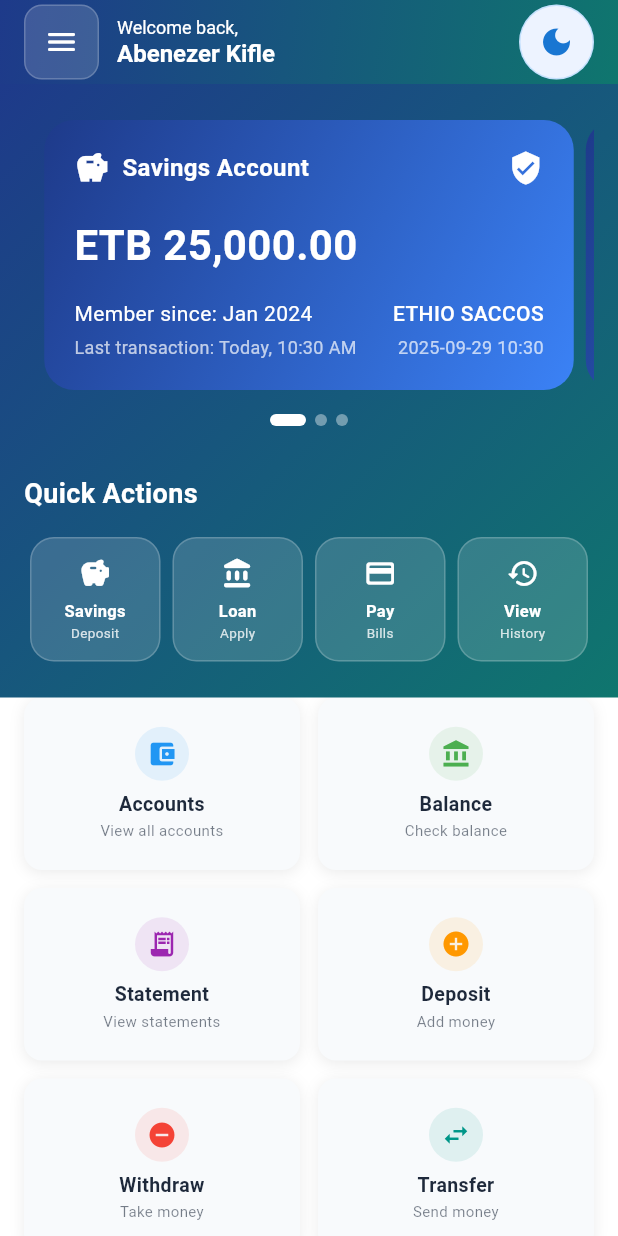
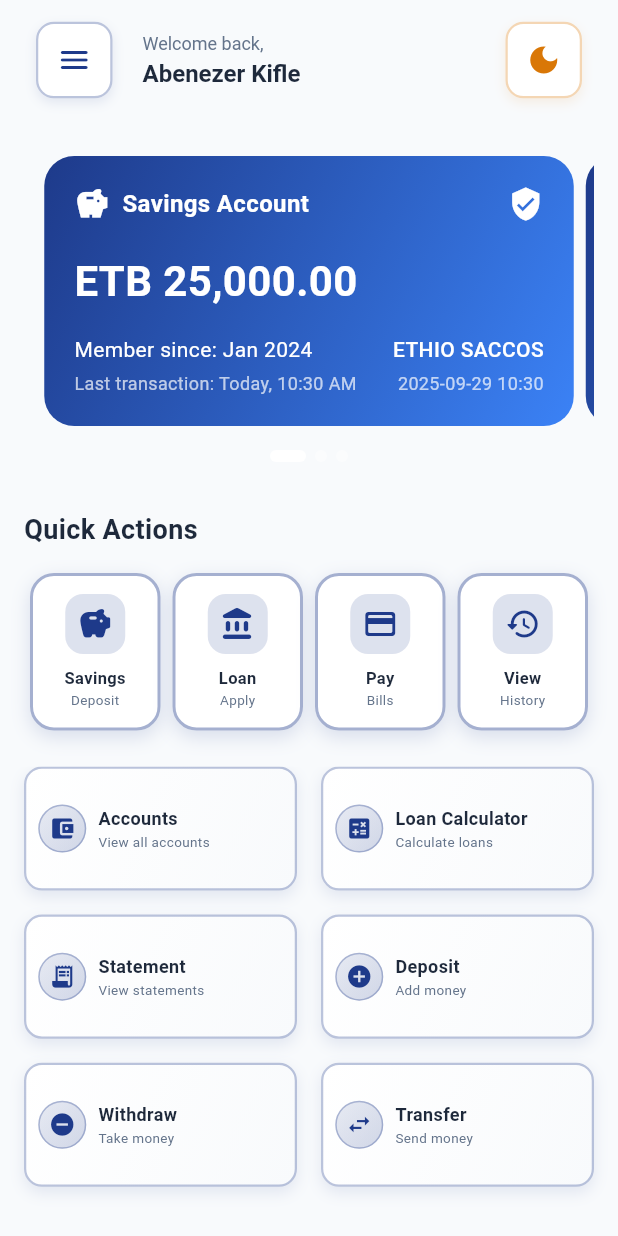
Before and after one commit to abenooo/ethio_saccos, a Flutter app: the HomeScreen screen opened directly, on a phone screen of 412 x 824 dp. Run offline on Flutter 3.47's test engine with Material 3 defaults, Android fonts, the phone set to English and light mode, and no system bars; our stand-ins replace curved_navigation_bar, shared_preferences; accounts and stored records are empty.

Commit message:
Add saving and loan screens in Shortcuts in home screen

```diff
--- a/lib/features/home/screens/home_screen.dart
+++ b/lib/features/home/screens/home_screen.dart
@@ -5,6 +5,10 @@ import '../../../core/providers/theme_provider.dart';
 import '../../../core/widgets/app_drawer.dart';
 import '../../../core/widgets/bottom_nav_bar.dart';
 import '../../../core/widgets/card_carousel.dart';
+import '../../savings/screens/savings_list_screen.dart';
+import '../../loans/screens/loans_list_screen.dart';
+import '../../loans/screens/loan_calculator_screen.dart';
+import 'transaction_details_screen.dart';
 
 class HomeScreen extends StatelessWidget {
   final bool showBottomNav;
@@ -16,9 +20,10 @@ class HomeScreen extends StatelessWidget {
     final cs = Theme.of(context).colorScheme;
     final gradients = Theme.of(context).extension<AppGradients>()!;
     final isDark = Theme.of(context).brightness == Brightness.dark;
+    final palette = Theme.of(context).extension<AppPalette>()!;
 
     return Scaffold(
-      backgroundColor: cs.background,
+      backgroundColor: cs.surface,
       drawer: const AppDrawer(),
       body: CustomScrollView(
         slivers: [
@@ -29,22 +34,32 @@ class HomeScreen extends StatelessWidget {
             elevation: 0,
             backgroundColor: Colors.transparent,
             automaticallyImplyLeading: false,
-            title: Row(
+            toolbarHeight: 80,
+            title: Padding(
+              padding: const EdgeInsets.symmetric(horizontal: 8, vertical: 16),
+              child: Row(
                 children: [
                   Container(
                     decoration: BoxDecoration(
-                    color: Colors.white.withOpacity(0.15),
+                      color: palette.cardBg,
                       borderRadius: BorderRadius.circular(12),
                       border: Border.all(
-                      color: Colors.white.withOpacity(0.2),
-                      width: 1,
+                        color: const Color(0xFF1E3A8A).withOpacity(0.3), // Primary blue border
+                        width: 1.5,
                       ),
+                      boxShadow: [
+                        BoxShadow(
+                          color: const Color(0xFF1E3A8A).withOpacity(0.1),
+                          blurRadius: 6,
+                          offset: const Offset(0, 3),
+                        ),
+                      ],
                     ),
                     child: Builder(
                       builder: (context) => IconButton(
                         icon: const Icon(
                           Icons.menu_rounded,
-                        color: Colors.white,
+                          color: Color(0xFF1E3A8A), // Primary blue icon
                           size: 24,
                         ),
                         onPressed: () {
@@ -53,8 +68,10 @@ class HomeScreen extends StatelessWidget {
                       ),
                     ),
                   ),
-                const SizedBox(width: 12),
-                const Expanded(
+                  const SizedBox(width: 20),
+                  Expanded(
+                    child: Padding(
+                      padding: const EdgeInsets.symmetric(vertical: 4),
                       child: Column(
                         crossAxisAlignment: CrossAxisAlignment.start,
                         mainAxisSize: MainAxisSize.min,
@@ -62,15 +79,16 @@ class HomeScreen extends StatelessWidget {
                           Text(
                             'Welcome back,',
                             style: TextStyle(
-                          color: Colors.white,
+                              color: palette.textSecondary,
                               fontSize: 12,
                               fontWeight: FontWeight.w400,
                             ),
                           ),
+                          const SizedBox(height: 2),
                           Text(
                             'Abenezer Kifle',
                             style: TextStyle(
-                          color: Colors.white,
+                              color: palette.textPrimary,
                               fontSize: 16,
                               fontWeight: FontWeight.w600,
                             ),
@@ -78,20 +96,28 @@ class HomeScreen extends StatelessWidget {
                         ],
                       ),
                     ),
+                  ),
+                  const SizedBox(width: 20),
                   Container(
                     decoration: BoxDecoration(
-                    color: isDark
-                        ? Colors.white.withOpacity(0.1)
-                        : const Color(0xFFEDF3FF),
-                    shape: BoxShape.circle,
-                    border: isDark
-                        ? null
-                        : Border.all(color: Colors.blue.withOpacity(0.2)),
+                      color: palette.cardBg,
+                      borderRadius: BorderRadius.circular(12),
+                      border: Border.all(
+                        color: const Color(0xFFD97706).withOpacity(0.3), // Accent gold border
+                        width: 1.5,
+                      ),
+                      boxShadow: [
+                        BoxShadow(
+                          color: const Color(0xFFD97706).withOpacity(0.1),
+                          blurRadius: 6,
+                          offset: const Offset(0, 3),
+                        ),
+                      ],
                     ),
                     child: IconButton(
                       icon: Icon(
                         isDark ? Icons.light_mode : Icons.dark_mode,
-                      color: isDark ? Colors.white : Colors.blue[700],
+                        color: const Color(0xFFD97706), // Accent gold icon
                         size: 24,
                       ),
                       onPressed: () {
@@ -101,32 +127,37 @@ class HomeScreen extends StatelessWidget {
                   ),
                 ],
               ),
+            ),
             flexibleSpace: Container(
-              decoration: BoxDecoration(gradient: gradients.headerGradient),
+              decoration: BoxDecoration(
+                color: palette.sectionBg,
+              ),
             ),
           ),
 
           // Scrollable Content
           SliverToBoxAdapter(
             child: Container(
-              decoration: BoxDecoration(gradient: gradients.headerGradient),
-              padding: const EdgeInsets.fromLTRB(16, 0, 16, 24),
+              decoration: BoxDecoration(
+                color: palette.sectionBg,
+              ),
+              padding: const EdgeInsets.fromLTRB(16, 16, 16, 24),
               child: Column(
                 crossAxisAlignment: CrossAxisAlignment.start,
                 children: [
-                  const SizedBox(height: 24),
+                  const SizedBox(height: 8),
                   CardCarousel(
                     isDark: isDark,
                     cardGradient: gradients.cardGradient,
                   ),
                   const SizedBox(height: 32),
                   // Quick Actions Label
-                  const Padding(
-                    padding: EdgeInsets.only(bottom: 16),
+                  Padding(
+                    padding: const EdgeInsets.only(bottom: 16),
                     child: Text(
                       'Quick Actions',
                       style: TextStyle(
-                        color: Colors.white,
+                        color: palette.textPrimary,
                         fontSize: 18,
                         fontWeight: FontWeight.w600,
                       ),
@@ -158,33 +189,6 @@ class HomeScreen extends StatelessWidget {
   }
 }
 
-class _Header extends StatelessWidget {
-  @override
-  Widget build(BuildContext context) {
-    return Column(
-      crossAxisAlignment: CrossAxisAlignment.start,
-      children: [
-        const Text(
-          'Welcome back,',
-          style: TextStyle(
-            color: Colors.white,
-            fontSize: 14,
-            fontWeight: FontWeight.w400,
-          ),
-        ),
-        const SizedBox(height: 4),
-        const Text(
-          'Abenezer Kifle',
-          style: TextStyle(
-            color: Colors.white,
-            fontSize: 24,
-            fontWeight: FontWeight.w600,
-          ),
-        ),
-      ],
-    );
-  }
-}
 
 
 class _QuickActions extends StatelessWidget {
@@ -192,32 +196,50 @@ class _QuickActions extends StatelessWidget {
 
   const _QuickActions({required this.isDark});
 
-  Widget _item(IconData icon, String label, String subtitle) {
+  Widget _item(BuildContext context, IconData icon, String label, String subtitle, VoidCallback? onTap, Color accentColor) {
+    final palette = Theme.of(context).extension<AppPalette>()!;
     return Expanded(
+      child: InkWell(
+        onTap: onTap,
+        borderRadius: BorderRadius.circular(16),
         child: Container(
           margin: const EdgeInsets.symmetric(horizontal: 4),
           padding: const EdgeInsets.symmetric(vertical: 12, horizontal: 8),
           decoration: BoxDecoration(
-          color: Colors.white.withOpacity(0.15),
+            color: palette.cardBg,
             borderRadius: BorderRadius.circular(16),
             border: Border.all(
-            color: Colors.white.withOpacity(0.2),
-            width: 1,
+              color: accentColor.withOpacity(0.4),
+              width: 2,
             ),
+            boxShadow: [
+              BoxShadow(
+                color: accentColor.withOpacity(0.15),
+                blurRadius: 10,
+                offset: const Offset(0, 4),
+              ),
+            ],
           ),
           child: Column(
             mainAxisSize: MainAxisSize.min,
             children: [
-            Icon(
+              Container(
+                padding: const EdgeInsets.all(8),
+                decoration: BoxDecoration(
+                  color: accentColor.withOpacity(0.15),
+                  borderRadius: BorderRadius.circular(12),
+                ),
+                child: Icon(
                   icon,
-              color: Colors.white,
-              size: 22,
+                  color: accentColor,
+                  size: 24,
                 ),
-            const SizedBox(height: 6),
+              ),
+              const SizedBox(height: 8),
               Text(
                 label,
-              style: const TextStyle(
-                color: Colors.white,
+                style: TextStyle(
+                  color: palette.textPrimary,
                   fontSize: 11,
                   fontWeight: FontWeight.w600,
                 ),
@@ -226,7 +248,7 @@ class _QuickActions extends StatelessWidget {
               Text(
                 subtitle,
                 style: TextStyle(
-                color: Colors.white.withOpacity(0.8),
+                  color: palette.textSecondary,
                   fontSize: 9,
                   fontWeight: FontWeight.w400,
                 ),
@@ -235,17 +257,43 @@ class _QuickActions extends StatelessWidget {
             ],
           ),
         ),
+      ),
     );
   }
 
   @override
   Widget build(BuildContext context) {
+    // Single consistent brand color for all quick actions
+    const brandColor = Color(0xFF1E3A8A); // Primary blue for all
+
     return Row(
       children: [
-        _item(Icons.savings_rounded, 'Savings', 'Deposit'),
-        _item(Icons.account_balance_rounded, 'Loan', 'Apply'),
-        _item(Icons.payment_rounded, 'Pay', 'Bills'),
-        _item(Icons.history_rounded, 'View', 'History'),
+        _item(context, Icons.savings_rounded, 'Savings', 'Deposit', () {
+          Navigator.of(context).push(
+            MaterialPageRoute(
+              builder: (context) => const SavingsListScreen(),
+            ),
+          );
+        }, brandColor),
+        _item(context, Icons.account_balance_rounded, 'Loan', 'Apply', () {
+          Navigator.of(context).push(
+            MaterialPageRoute(
+              builder: (context) => const LoansListScreen(),
+            ),
+          );
+        }, brandColor),
+        _item(context, Icons.payment_rounded, 'Pay', 'Bills', () {
+          // TODO: Navigate to payment screen
+        }, brandColor),
+        _item(context, Icons.history_rounded, 'View', 'History', () {
+          Navigator.of(context).push(
+            MaterialPageRoute(
+              builder: (context) => const TransactionDetailsScreen(
+                title: 'Transaction History',
+              ),
+            ),
+          );
+        }, brandColor),
       ],
     );
   }
@@ -269,51 +317,59 @@ class _AccountMenuSection extends StatelessWidget {
             crossAxisCount: 2,
             shrinkWrap: true,
             physics: const NeverScrollableScrollPhysics(),
-            crossAxisSpacing: 12,
-            mainAxisSpacing: 12,
-            childAspectRatio: 1.6,
+            crossAxisSpacing: 16,
+            mainAxisSpacing: 16,
+            childAspectRatio: 2.2,
             children: [
             _buildQuickAccessCard(
               context,
               icon: Icons.account_balance_wallet,
               title: 'Accounts',
               subtitle: 'View all accounts',
-                color: Colors.blue,
+              accentColor: const Color(0xFF1E3A8A), // Primary blue
             ),
             _buildQuickAccessCard(
               context,
-                icon: Icons.account_balance,
-                title: 'Balance',
-                subtitle: 'Check balance',
-                color: Colors.green,
+              icon: Icons.calculate,
+              title: 'Loan Calculator',
+              subtitle: 'Calculate loans',
+              accentColor: const Color(0xFF1E3A8A), // Primary blue
+              onTap: () {
+                Navigator.push(
+                  context,
+                  MaterialPageRoute(
+                    builder: (context) => const LoanCalculatorScreen(),
+                  ),
+                );
+              },
             ),
             _buildQuickAccessCard(
               context,
               icon: Icons.receipt_long,
               title: 'Statement',
               subtitle: 'View statements',
-                color: Colors.purple,
+              accentColor: const Color(0xFF1E3A8A), // Primary blue
             ),
             _buildQuickAccessCard(
               context,
               icon: Icons.add_circle,
               title: 'Deposit',
               subtitle: 'Add money',
-                color: Colors.orange,
+              accentColor: const Color(0xFF1E3A8A), // Primary blue
             ),
             _buildQuickAccessCard(
               context,
               icon: Icons.remove_circle,
               title: 'Withdraw',
               subtitle: 'Take money',
-                color: Colors.red,
+              accentColor: const Color(0xFF1E3A8A), // Primary blue
             ),
             _buildQuickAccessCard(
               context,
               icon: Icons.swap_horiz,
               title: 'Transfer',
               subtitle: 'Send money',
-                color: Colors.teal,
+              accentColor: const Color(0xFF1E3A8A), // Primary blue
             ),
           ],
         ),
@@ -327,53 +383,87 @@ class _AccountMenuSection extends StatelessWidget {
     required IconData icon,
     required String title,
     required String subtitle,
-    required Color color,
+    required Color accentColor,
+    VoidCallback? onTap,
   }) {
-    final colorScheme = Theme.of(context).colorScheme;
+    final palette = Theme.of(context).extension<AppPalette>()!;
+    final isDark = Theme.of(context).brightness == Brightness.dark;
 
     return GestureDetector(
-      onTap: () {
+      onTap: onTap ?? () {
         // TODO: Add functionality for each card later
       },
       child: Container(
         padding: const EdgeInsets.all(8),
         decoration: BoxDecoration(
-          color: colorScheme.surface,
+          gradient: LinearGradient(
+            begin: Alignment.topLeft,
+            end: Alignment.bottomRight,
+            colors: isDark
+              ? [
+                  const Color(0xFF1E293B),
+                  const Color(0xFF334155),
+                ]
+              : [
+                  Colors.white,
+                  const Color(0xFFF8FAFC),
+                ],
+          ),
           borderRadius: BorderRadius.circular(12),
+          border: Border.all(
+            color: accentColor.withOpacity(0.3),
+            width: 1.5,
+          ),
           boxShadow: [
             BoxShadow(
-              color: colorScheme.onBackground.withOpacity(0.08),
+              color: accentColor.withOpacity(0.1),
               blurRadius: 8,
-              offset: const Offset(0, 2),
+              offset: const Offset(0, 4),
+              spreadRadius: 0,
             ),
           ],
         ),
-        child: Column(
-          mainAxisAlignment: MainAxisAlignment.center,
+        child: Row(
+          mainAxisAlignment: MainAxisAlignment.start,
           crossAxisAlignment: CrossAxisAlignment.center,
-          mainAxisSize: MainAxisSize.min,
           children: [
             Container(
-              padding: const EdgeInsets.all(8),
+              padding: const EdgeInsets.all(6),
               decoration: BoxDecoration(
-                color: color.withOpacity(0.1),
+                gradient: LinearGradient(
+                  begin: Alignment.topLeft,
+                  end: Alignment.bottomRight,
+                  colors: [
+                    accentColor.withOpacity(0.1),
+                    accentColor.withOpacity(0.2),
+                  ],
+                ),
                 shape: BoxShape.circle,
+                border: Border.all(
+                  color: accentColor.withOpacity(0.3),
+                  width: 1,
+                ),
               ),
               child: Icon(
                 icon,
-                color: color,
-                size: 20,
+                color: accentColor,
+                size: 18,
               ),
             ),
-            const SizedBox(height: 6),
+            const SizedBox(width: 8),
+            Expanded(
+              child: Column(
+                mainAxisAlignment: MainAxisAlignment.center,
+                crossAxisAlignment: CrossAxisAlignment.start,
+                mainAxisSize: MainAxisSize.min,
+                children: [
                   Text(
                     title,
                     style: TextStyle(
-                fontSize: 13,
+                      fontSize: 12,
                       fontWeight: FontWeight.bold,
-                color: colorScheme.onSurface,
+                      color: palette.textPrimary,
                     ),
-              textAlign: TextAlign.center,
                     maxLines: 1,
                     overflow: TextOverflow.ellipsis,
                   ),
@@ -381,12 +471,15 @@ class _AccountMenuSection extends StatelessWidget {
                   Text(
                     subtitle,
                     style: TextStyle(
-                fontSize: 10,
-                color: colorScheme.onSurface.withOpacity(0.6),
+                      fontSize: 9,
+                      color: palette.textSecondary,
+                      fontWeight: FontWeight.w400,
                     ),
-              textAlign: TextAlign.center,
                     maxLines: 1,
                     overflow: TextOverflow.ellipsis,
+                  ),
+                ],
+              ),
             ),
           ],
         ),
```
Lines whose indentation alone changed are shown as unchanged.
